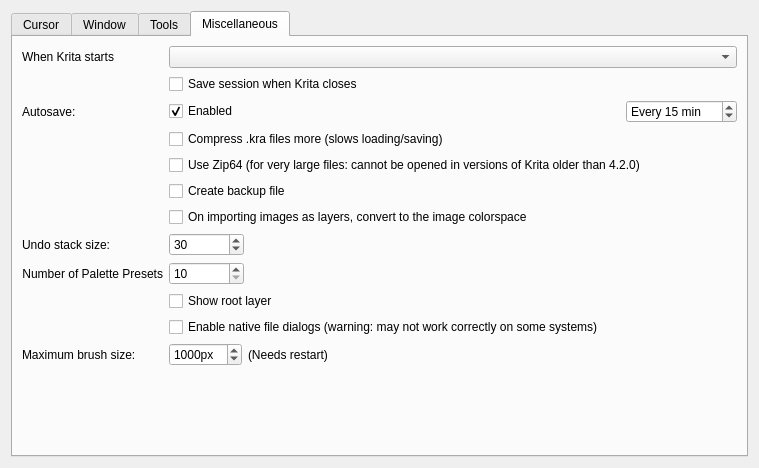
This is libs/ui/forms/wdggeneralsettings.ui in KDE/krita as Qt 5 draws it before an edit. The edited form follows.
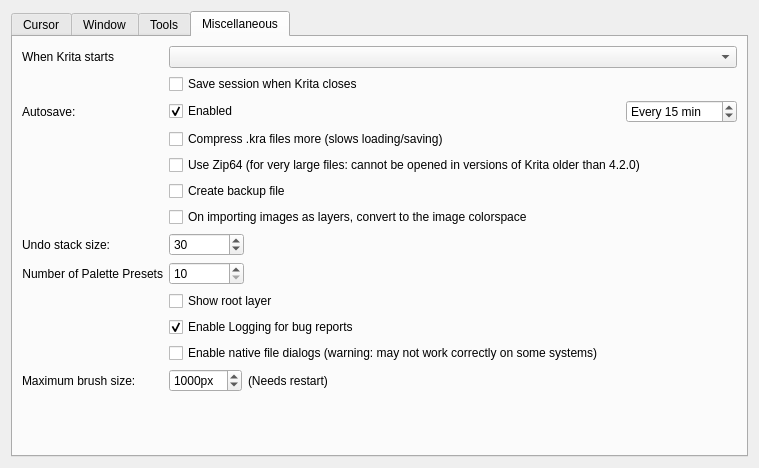
This is the edited form. The open tabs and pages were chosen to show the change. Custom widgets are drawn as their Qt base class.

Commit message: Add usage logging to the buginfo dialog

Diff of the .ui file:
```diff
--- a/libs/ui/forms/wdggeneralsettings.ui
+++ b/libs/ui/forms/wdggeneralsettings.ui
@@ -675,7 +675,7 @@
          </property>
         </widget>
        </item>
-       <item row="14" column="1">
+       <item row="15" column="1">
         <widget class="QCheckBox" name="m_chkNativeFileDialog">
          <property name="toolTip">
           <string>Warning: if you enable this setting and the file dialogs do weird stuff, do not report a bug.</string>
@@ -685,14 +685,14 @@
          </property>
         </widget>
        </item>
-       <item row="16" column="0">
+       <item row="17" column="0">
         <widget class="QLabel" name="label_9">
          <property name="text">
           <string>Maximum brush size:</string>
          </property>
         </widget>
        </item>
-       <item row="16" column="1">
+       <item row="17" column="1">
         <layout class="QHBoxLayout" name="horizontalLayout_2">
          <item>
           <widget class="QSpinBox" name="intMaxBrushSize">
@@ -728,7 +728,7 @@
          </item>
         </layout>
        </item>
-       <item row="17" column="1">
+       <item row="18" column="1">
         <spacer name="verticalSpacer_4">
          <property name="orientation">
           <enum>Qt::Vertical</enum>
@@ -773,6 +773,16 @@
          </property>
         </widget>
        </item>
+       <item row="14" column="1">
+        <widget class="QCheckBox" name="chkUsageLogging">
+         <property name="text">
+          <string>Enable Logging for bug reports</string>
+         </property>
+         <property name="checked">
+          <bool>true</bool>
+         </property>
+        </widget>
+       </item>
       </layout>
      </widget>
     </widget>
```
Left out of the diff: 9 changed lines with no effect on the pictures. The commit also changes 13 other files.
